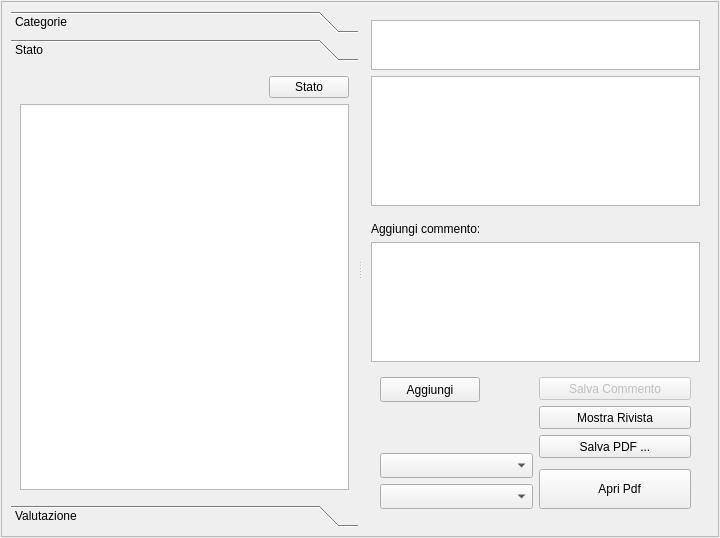
This is lescienze500/src/bookmarkgui.ui in simon-r/LeScienze500 as Qt 5 draws it before an edit. The edited form follows.
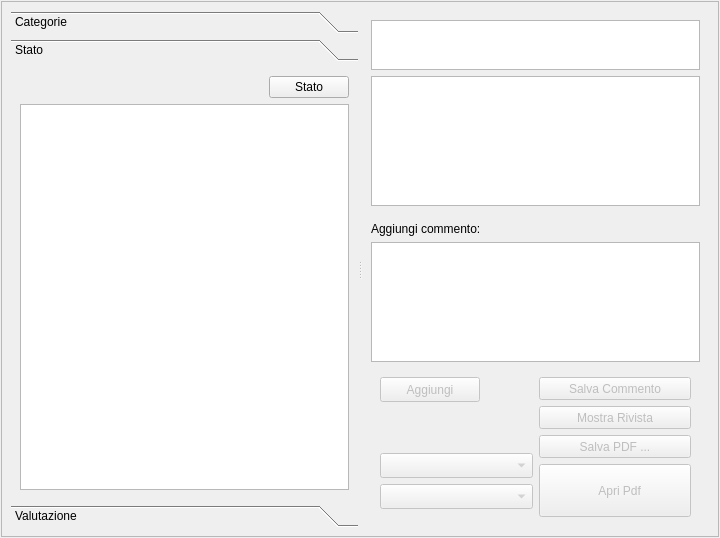
This is the edited form. Icons and pictures are not drawn.

Commit message: correzione layout

What changed in the file:
```diff
--- a/lescienze500/src/bookmarkgui.ui
+++ b/lescienze500/src/bookmarkgui.ui
@@ -339,6 +339,9 @@
                    <layout class="QVBoxLayout" name="verticalLayout_4">
                     <item>
                      <widget class="QPushButton" name="AddFavorite">
+                      <property name="enabled">
+                       <bool>false</bool>
+                      </property>
                       <property name="minimumSize">
                        <size>
                         <width>0</width>
@@ -364,7 +367,7 @@
                       <property name="iconSize">
                        <size>
                         <width>20</width>
-                        <height>20</height>
+                        <height>16</height>
                        </size>
                       </property>
                      </widget>
@@ -384,6 +387,9 @@
                     </item>
                     <item>
                      <widget class="QComboBox" name="Evaluation">
+                      <property name="enabled">
+                       <bool>false</bool>
+                      </property>
                       <property name="minimumSize">
                        <size>
                         <width>0</width>
@@ -409,6 +415,9 @@
                     </item>
                     <item>
                      <widget class="QComboBox" name="State">
+                      <property name="enabled">
+                       <bool>false</bool>
+                      </property>
                       <property name="minimumSize">
                        <size>
                         <width>0</width>
@@ -448,6 +457,9 @@
                     </item>
                     <item>
                      <widget class="QPushButton" name="OpenReview">
+                      <property name="enabled">
+                       <bool>false</bool>
+                      </property>
                       <property name="minimumSize">
                        <size>
                         <width>0</width>
@@ -461,6 +473,9 @@
                     </item>
                     <item>
                      <widget class="QPushButton" name="SavePDF">
+                      <property name="enabled">
+                       <bool>false</bool>
+                      </property>
                       <property name="minimumSize">
                        <size>
                         <width>0</width>
@@ -487,10 +502,13 @@
                     </item>
                     <item>
                      <widget class="QPushButton" name="OpenPDF">
+                      <property name="enabled">
+                       <bool>false</bool>
+                      </property>
                       <property name="minimumSize">
                        <size>
                         <width>0</width>
-                        <height>40</height>
+                        <height>53</height>
                        </size>
                       </property>
                       <property name="text">
```
The commit also changes 1 other file.
